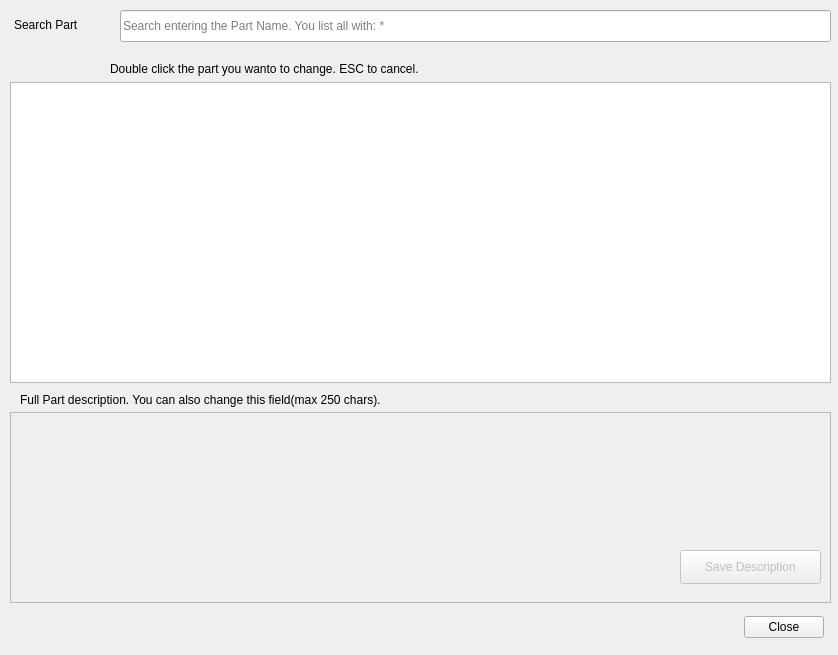
bedi1982/Oficina, file Stock_Control.ui: the form before one commit.
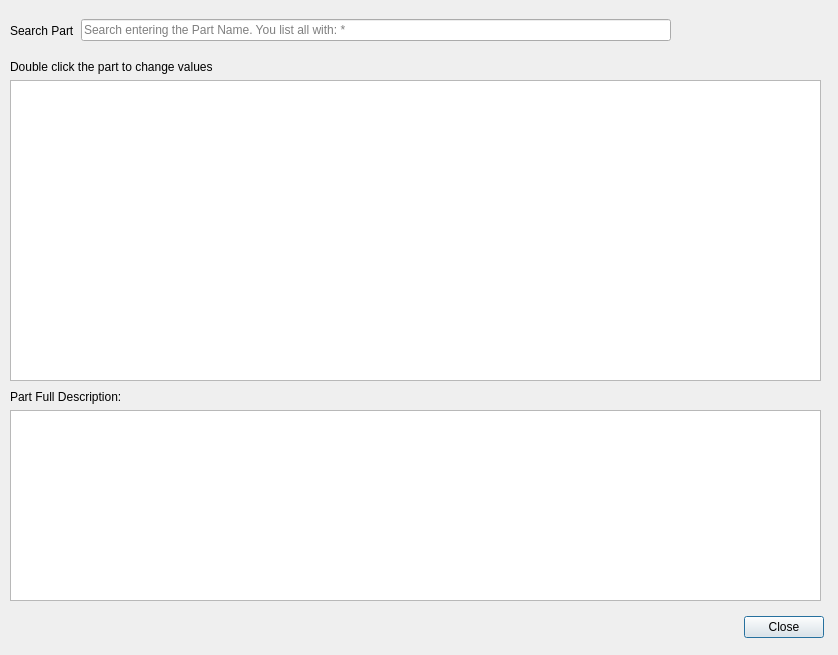
The form after the commit. Icons and pictures are not drawn.

Commit message: Created a new form and refactored the edit stock Fixed some spins which where trying to get text().toDouble instead directly taking the .value()

What changed in the file:
```diff
--- a/Stock_Control.ui
+++ b/Stock_Control.ui
@@ -25,119 +25,6 @@
   <property name="windowTitle">
    <string>Stock Control</string>
   </property>
-  <widget class="QLabel" name="lbl_Search_Part">
-   <property name="geometry">
-    <rect>
-     <x>14</x>
-     <y>16</y>
-     <width>99</width>
-     <height>18</height>
-    </rect>
-   </property>
-   <property name="text">
-    <string>Search Part</string>
-   </property>
-  </widget>
-  <widget class="QLineEdit" name="line_Part_Name">
-   <property name="geometry">
-    <rect>
-     <x>120</x>
-     <y>10</y>
-     <width>711</width>
-     <height>32</height>
-    </rect>
-   </property>
-   <property name="text">
-    <string/>
-   </property>
-   <property name="maxLength">
-    <number>30</number>
-   </property>
-   <property name="placeholderText">
-    <string>Search entering the Part Name. You list all with: *</string>
-   </property>
-  </widget>
-  <widget class="QTableView" name="tbl_Parts">
-   <property name="geometry">
-    <rect>
-     <x>10</x>
-     <y>82</y>
-     <width>821</width>
-     <height>301</height>
-    </rect>
-   </property>
-   <property name="toolTip">
-    <string>Duplo clique aqui para alterar o valor.</string>
-   </property>
-  </widget>
-  <widget class="QTextEdit" name="txt_Part_Description">
-   <property name="enabled">
-    <bool>false</bool>
-   </property>
-   <property name="geometry">
-    <rect>
-     <x>10</x>
-     <y>412</y>
-     <width>821</width>
-     <height>191</height>
-    </rect>
-   </property>
-   <property name="placeholderText">
-    <string/>
-   </property>
-  </widget>
-  <widget class="QLabel" name="label">
-   <property name="geometry">
-    <rect>
-     <x>20</x>
-     <y>390</y>
-     <width>541</width>
-     <height>20</height>
-    </rect>
-   </property>
-   <property name="text">
-    <string>Full Part description. You can also change this field(max 250 chars).</string>
-   </property>
-  </widget>
-  <widget class="QPushButton" name="btn_Save_Description">
-   <property name="enabled">
-    <bool>false</bool>
-   </property>
-   <property name="geometry">
-    <rect>
-     <x>680</x>
-     <y>550</y>
-     <width>141</width>
-     <height>34</height>
-    </rect>
-   </property>
-   <property name="text">
-    <string>Save Description</string>
-   </property>
-   <property name="icon">
-    <iconset resource="resources/images.qrc">
-     <normaloff>:/emoticons/emblem-default.png</normaloff>:/emoticons/emblem-default.png</iconset>
-   </property>
-   <property name="iconSize">
-    <size>
-     <width>16</width>
-     <height>16</height>
-    </size>
-   </property>
-  </widget>
-  <widget class="QLabel" name="llb_info">
-   <property name="geometry">
-    <rect>
-     <x>110</x>
-     <y>60</y>
-     <width>611</width>
-     <height>18</height>
-    </rect>
-   </property>
-   <property name="text">
-    <string>Double click the part you wanto to change. ESC to cancel.</string>
-   </property>
-  </widget>
   <widget class="QLabel" name="lbl_Emoticon">
    <property name="geometry">
     <rect>
@@ -157,9 +44,9 @@
   <widget class="QDialogButtonBox" name="buttonBox">
    <property name="geometry">
     <rect>
-     <x>650</x>
+     <x>703</x>
      <y>610</y>
-     <width>174</width>
+     <width>121</width>
      <height>34</height>
     </rect>
    </property>
@@ -167,6 +54,121 @@
     <set>QDialogButtonBox::Close</set>
    </property>
   </widget>
+  <widget class="QLabel" name="lbl_Stock_Total_Value">
+   <property name="geometry">
+    <rect>
+     <x>90</x>
+     <y>620</y>
+     <width>291</width>
+     <height>18</height>
+    </rect>
+   </property>
+   <property name="text">
+    <string/>
+   </property>
+  </widget>
+  <widget class="QWidget" name="horizontalLayoutWidget">
+   <property name="geometry">
+    <rect>
+     <x>10</x>
+     <y>10</y>
+     <width>661</width>
+     <height>41</height>
+    </rect>
+   </property>
+   <layout class="QHBoxLayout" name="horizontalLayout">
+    <item>
+     <widget class="QLabel" name="lbl_Search_Part">
+      <property name="text">
+       <string>Search Part</string>
+      </property>
+     </widget>
+    </item>
+    <item>
+     <widget class="QLineEdit" name="line_Part_Name">
+      <property name="text">
+       <string/>
+      </property>
+      <property name="maxLength">
+       <number>30</number>
+      </property>
+      <property name="placeholderText">
+       <string>Search entering the Part Name. You list all with: *</string>
+      </property>
+     </widget>
+    </item>
+   </layout>
+  </widget>
+  <widget class="QWidget" name="layoutWidget">
+   <property name="geometry">
+    <rect>
+     <x>10</x>
+     <y>60</y>
+     <width>811</width>
+     <height>321</height>
+    </rect>
+   </property>
+   <layout class="QVBoxLayout" name="verticalLayout_5">
+    <item>
+     <widget class="QLabel" name="llb_Double_Click_Part">
+      <property name="text">
+       <string>Double click the part to change values</string>
+      </property>
+     </widget>
+    </item>
+    <item>
+     <widget class="QTableView" name="tbl_Parts">
+      <property name="focusPolicy">
+       <enum>Qt::StrongFocus</enum>
+      </property>
+      <property name="toolTip">
+       <string/>
+      </property>
+      <property name="editTriggers">
+       <set>QAbstractItemView::NoEditTriggers</set>
+      </property>
+      <attribute name="horizontalHeaderCascadingSectionResizes">
+       <bool>true</bool>
+      </attribute>
+     </widget>
+    </item>
+   </layout>
+  </widget>
+  <widget class="QWidget" name="layoutWidget">
+   <property name="geometry">
+    <rect>
+     <x>10</x>
+     <y>390</y>
+     <width>811</width>
+     <height>211</height>
+    </rect>
+   </property>
+   <layout class="QVBoxLayout" name="verticalLayout_6">
+    <item>
+     <widget class="QLabel" name="lbl_Full_Part_Description">
+      <property name="text">
+       <string>Part Full Description:</string>
+      </property>
+     </widget>
+    </item>
+    <item>
+     <widget class="QTextEdit" name="txt_Part_Description">
+      <property name="enabled">
+       <bool>true</bool>
+      </property>
+      <property name="focusPolicy">
+       <enum>Qt::NoFocus</enum>
+      </property>
+      <property name="acceptDrops">
+       <bool>false</bool>
+      </property>
+      <property name="placeholderText">
+       <string/>
+      </property>
+     </widget>
+    </item>
+   </layout>
+  </widget>
  </widget>
  <tabstops>
   <tabstop>line_Part_Name</tabstop>
```
Left out of the diff: 2 changed lines with no effect on the pictures. The commit also changes 24 other files.
